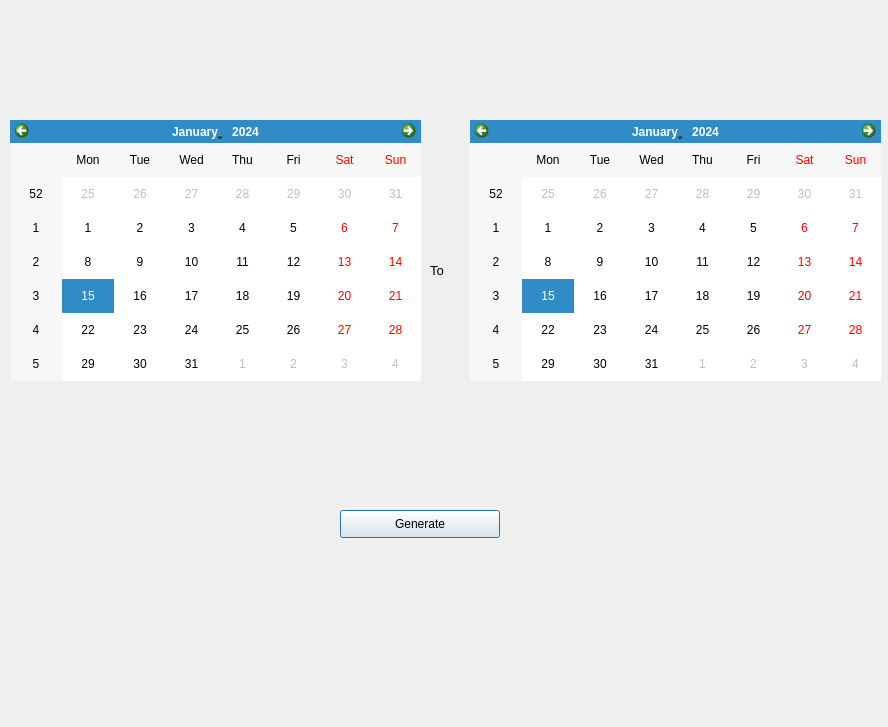
The window that custom.ui (iMPERIAL18/sanidhya_dental_care) describes before a commit, drawn with Qt 5.
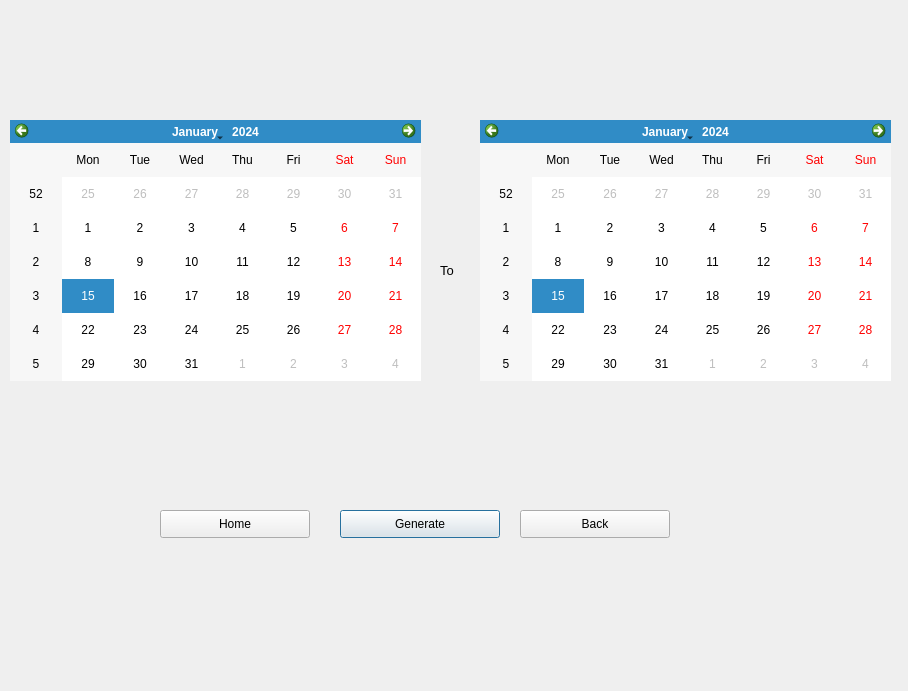
The same window after the commit.

Commit message: added home and back buttons in custom.ui, invoice.ui and  revenue.ui added checkbox in update.ui and to convert line edit to readonly and its reverse now on name phoneno, etc fields are read only

```diff
--- a/custom.ui
+++ b/custom.ui
@@ -6,8 +6,8 @@
    <rect>
     <x>0</x>
     <y>0</y>
-    <width>888</width>
-    <height>727</height>
+    <width>908</width>
+    <height>691</height>
    </rect>
   </property>
   <property name="windowTitle">
@@ -39,7 +39,7 @@
   <widget class="QCalendarWidget" name="calendarWidget_2">
    <property name="geometry">
     <rect>
-     <x>470</x>
+     <x>480</x>
      <y>120</y>
      <width>411</width>
      <height>261</height>
@@ -49,7 +49,7 @@
   <widget class="QLabel" name="label">
    <property name="geometry">
     <rect>
-     <x>430</x>
+     <x>440</x>
      <y>260</y>
      <width>50</width>
      <height>21</height>
@@ -64,6 +64,32 @@
     <string>To</string>
    </property>
   </widget>
+  <widget class="QPushButton" name="backButton">
+   <property name="geometry">
+    <rect>
+     <x>520</x>
+     <y>510</y>
+     <width>150</width>
+     <height>28</height>
+    </rect>
+   </property>
+   <property name="text">
+    <string>Back</string>
+   </property>
+  </widget>
+  <widget class="QPushButton" name="homeButton">
+   <property name="geometry">
+    <rect>
+     <x>160</x>
+     <y>510</y>
+     <width>150</width>
+     <height>28</height>
+    </rect>
+   </property>
+   <property name="text">
+    <string>Home</string>
+   </property>
+  </widget>
  </widget>
  <resources/>
  <connections/>
```
Left out of the diff: 6 changed lines with no effect on the pictures. The commit also changes 5 other files.
